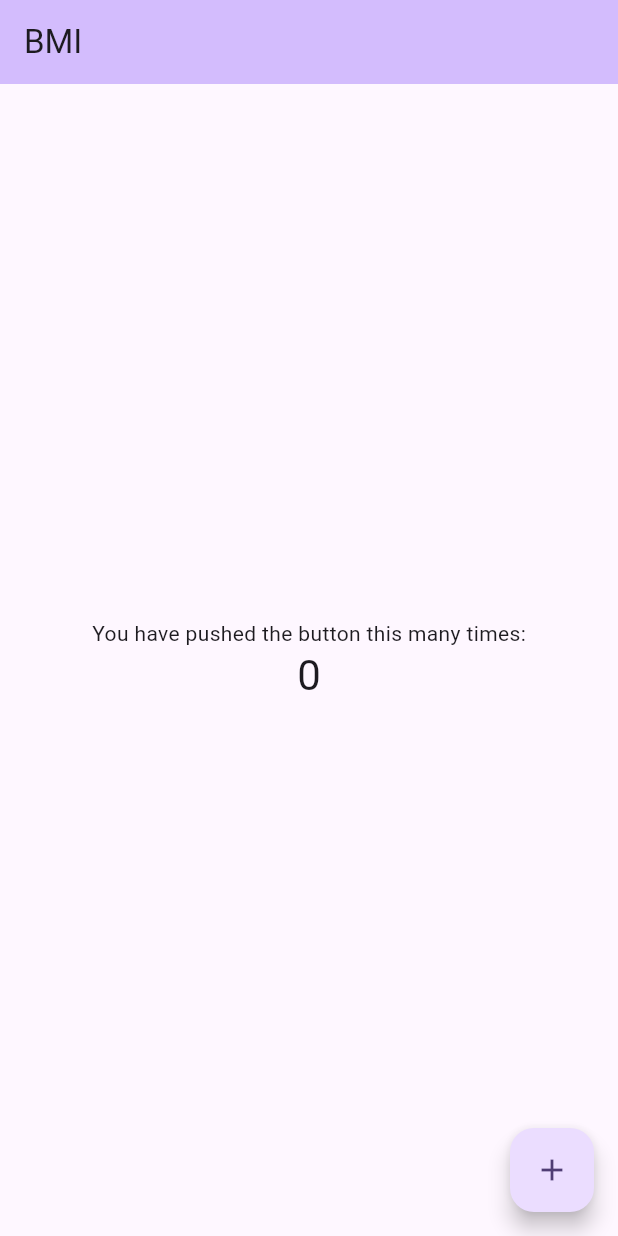
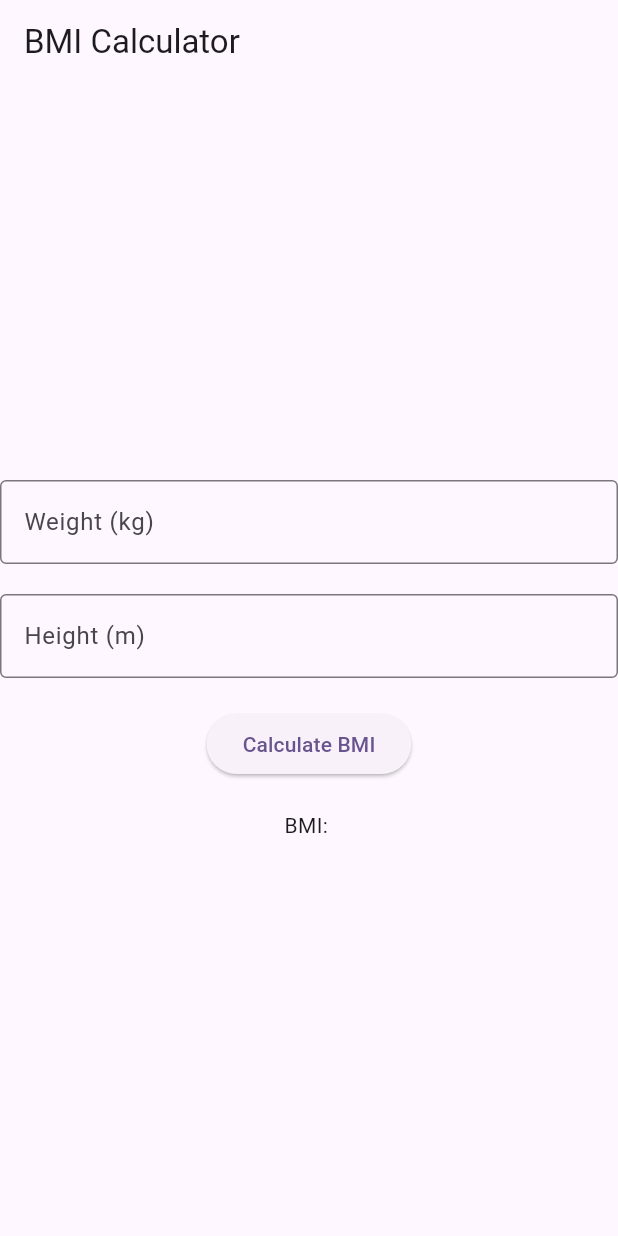
Before and after one commit to rakneo/bmi_app, a Flutter app: the screen it shows after launch, on a phone screen of 412 x 824 dp. Run offline on Flutter 3.47's test engine with Material 2 defaults, Android fonts, the phone set to English and light mode, and no system bars; our stand-ins replace flutter_bloc.

Commit message:
2nd commit

```diff
--- a/lib/app.dart
+++ b/lib/app.dart
@@ -0,0 +1,25 @@
+import 'package:bmi_app/blocs/bmi_calculator_bloc.dart';
+import 'package:bmi_app/screens/bmi_calculator_screen.dart';
+import 'package:flutter/material.dart';
+import 'package:flutter_bloc/flutter_bloc.dart';
+
+
+class MyApp extends StatelessWidget {
+  const MyApp({super.key});
+
+  // This widget is the root of your application.
+  @override
+  Widget build(BuildContext context) {
+    return MaterialApp(
+      title: 'Flutter Demo',
+      theme: ThemeData(
+        colorScheme: ColorScheme.fromSeed(seedColor: Colors.deepPurple),
+        useMaterial3: true,
+      ),
+      home: BlocProvider<BMICalculatorBloc>(
+        create: (context) => BMICalculatorBloc(),
+        child: BMICalculatorScreen(),
+      ),
+    );
+  }
+}
--- a/lib/main.dart
+++ b/lib/main.dart
@@ -1,69 +1,6 @@
+import 'package:bmi_app/app.dart';
 import 'package:flutter/material.dart';
 
 void main() {
   runApp(const MyApp());
 }
-
-class MyApp extends StatelessWidget {
-  const MyApp({super.key});
-
-  // This widget is the root of your application.
-  @override
-  Widget build(BuildContext context) {
-    return MaterialApp(
-      title: 'Flutter Demo',
-      theme: ThemeData(
-        colorScheme: ColorScheme.fromSeed(seedColor: Colors.deepPurple),
-        useMaterial3: true,
-      ),
-      home: const MyHomePage(title: 'BMI'),
-    );
-  }
-}
-
-class MyHomePage extends StatefulWidget {
-  const MyHomePage({super.key, required this.title});
-  final String title;
-
-  @override
-  State<MyHomePage> createState() => _MyHomePageState();
-}
-
-class _MyHomePageState extends State<MyHomePage> {
-  int _counter = 0;
-
-  void _incrementCounter() {
-    setState(() {
-      _counter++;
-    });
-  }
-
-  @override
-  Widget build(BuildContext context) {
-    return Scaffold(
-      appBar: AppBar(
-        backgroundColor: Theme.of(context).colorScheme.inversePrimary,
-        title: Text(widget.title),
-      ),
-      body: Center(
-        child: Column(
-          mainAxisAlignment: MainAxisAlignment.center,
-          children: <Widget>[
-            const Text(
-              'You have pushed the button this many times:',
-            ),
-            Text(
-              '$_counter',
-              style: Theme.of(context).textTheme.headlineMedium,
-            ),
-          ],
-        ),
-      ),
-      floatingActionButton: FloatingActionButton(
-        onPressed: _incrementCounter,
-        tooltip: 'Increment',
-        child: const Icon(Icons.add),
-      ), // This trailing comma makes auto-formatting nicer for build methods.
-    );
-  }
-}
--- a/lib/models/bmi_model.dart
+++ b/lib/models/bmi_model.dart
@@ -3,6 +3,18 @@ class BMIModel {
   double weight;
   double height;
   double bmi;
+  String result;
 
-  BMIModel({required this.weight, required this.height, this.bmi = 0.0});
+  BMIModel({required this.weight, required this.height, this.bmi = 0.0, this.result = ""});
+
+  String calculateResult() {
+    if (bmi < 18.5) {
+      return "UnderWeight";
+    } else if (18.5 <= bmi && bmi < 25) {
+      return "Normal";
+    } else if (25 <= bmi && bmi < 30) {
+      return "Over Weight";
+    }
+    return "Obese";
+  }
 }
--- a/lib/screens/bmi_calculator_screen.dart
+++ b/lib/screens/bmi_calculator_screen.dart
@@ -0,0 +1,66 @@
+import 'package:bmi_app/blocs/bmi_calculator_bloc.dart';
+import 'package:bmi_app/models/bmi_model.dart';
+import 'package:flutter/material.dart';
+import 'package:flutter_bloc/flutter_bloc.dart';
+
+class BMICalculatorScreen extends StatelessWidget {
+
+  const BMICalculatorScreen({super.key});
+
+  @override
+  Widget build(BuildContext context) {
+    final bloc = context.read<BMICalculatorBloc>();
+    TextEditingController weightController = TextEditingController();
+    TextEditingController heightController = TextEditingController();
+
+    return Scaffold(
+      appBar: AppBar(
+        title: const Text("BMI Calculator"),
+      ),
+      body: Center(
+        child: Column(
+          mainAxisAlignment: MainAxisAlignment.center,
+          children: [
+            TextField(
+              controller: weightController,
+
+              keyboardType: TextInputType.number,
+              decoration: const InputDecoration(
+                  border: OutlineInputBorder(),
+                  labelText: "Weight (kg)"
+              ),
+            ),
+            const SizedBox(height: 20),
+            TextField(
+              controller: heightController,
+              keyboardType: TextInputType.number,
+              decoration: const InputDecoration(
+                  border: OutlineInputBorder(),
+                  labelText: "Height (m)"
+              ),
+            ),
+            const SizedBox(height: 20),
+            ElevatedButton(
+              onPressed: () {
+                double weight = double.tryParse(weightController.text) ?? 0;
+                double height = double.tryParse(heightController.text) ?? 0;
+                bloc.add(CalculateBMI(weight: weight, height: height));
+              },
+              child: const Text("Calculate BMI"),
+            ),
+            const SizedBox(height: 20),
+            BlocBuilder<BMICalculatorBloc, BMIModel>(
+              builder: (context, state) {
+                if (state.bmi == 0.0) {
+                  return const Text("BMI: ");
+                } else {
+                  return Text("BMI: ${state.bmi.toStringAsFixed(2)}\nResult: ${state.calculateResult()}");
+                }
+              },
+            ),
+          ],
+        ),
+      ),
+    );
+  }
+}
```
